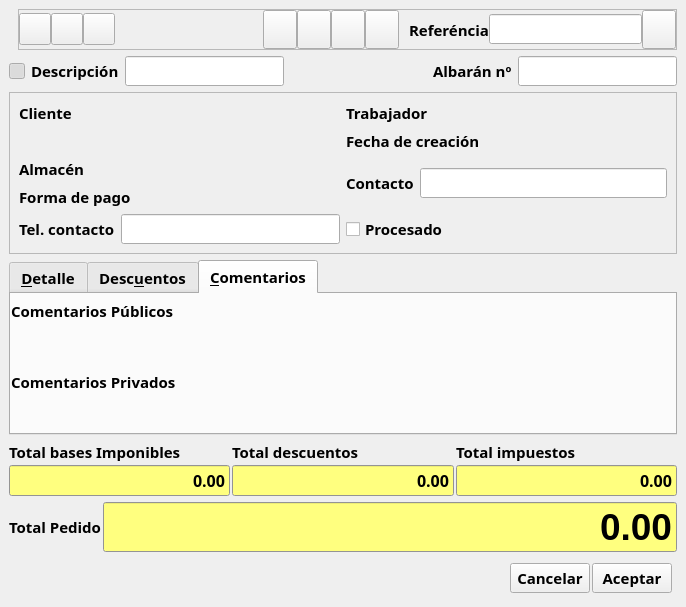
Qt form bulmages/bulmafact/src/albaranclientebase.ui (eboladev/Bulmages-1) before a commit.
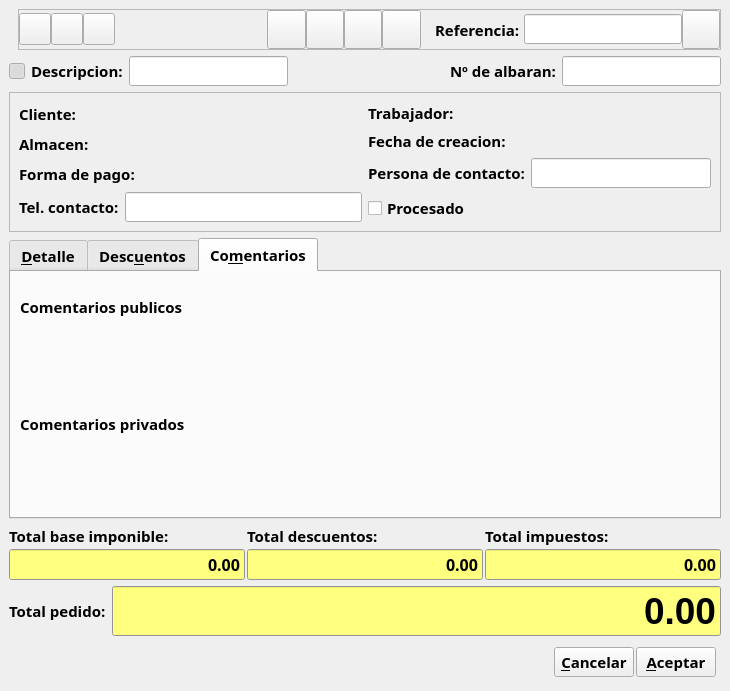
The same form after that commit. The open tabs and pages were chosen to show the change. Icons and pictures are not drawn. Custom widgets are drawn as their Qt base class.

Diff of the .ui file:
```diff
--- a/bulmages/bulmafact/src/albaranclientebase.ui
+++ b/bulmages/bulmafact/src/albaranclientebase.ui
@@ -8,8 +8,8 @@
    <rect>
     <x>0</x>
     <y>0</y>
-    <width>686</width>
-    <height>607</height>
+    <width>730</width>
+    <height>691</height>
    </rect>
   </property>
   <property name="font" >
@@ -94,10 +94,10 @@
            </size>
           </property>
           <property name="toolTip" >
-           <string>Imprimir</string>
+           <string>Guardar</string>
           </property>
           <property name="whatsThis" >
-           <string>Imprimir</string>
+           <string>Guardar</string>
           </property>
           <property name="text" >
            <string/>
@@ -122,10 +122,10 @@
            </size>
           </property>
           <property name="toolTip" >
-           <string>Guardar</string>
+           <string>Borrar</string>
           </property>
           <property name="whatsThis" >
-           <string>Guardar</string>
+           <string>Borrar</string>
           </property>
           <property name="text" >
            <string/>
@@ -150,10 +150,10 @@
            </size>
           </property>
           <property name="toolTip" >
-           <string>Borrar</string>
+           <string>Imprimir</string>
           </property>
           <property name="whatsThis" >
-           <string>Borrar</string>
+           <string>Imprimir</string>
           </property>
           <property name="text" >
            <string/>
@@ -194,10 +194,10 @@
            </size>
           </property>
           <property name="toolTip" >
-           <string>Ver Pedido</string>
+           <string>Ver pedido cliente</string>
           </property>
           <property name="whatsThis" >
-           <string>Ver Pedido</string>
+           <string>Ver pedido cliente</string>
           </property>
           <property name="text" >
            <string/>
@@ -222,10 +222,10 @@
            </size>
           </property>
           <property name="toolTip" >
-           <string>Pasar a Factura</string>
+           <string>Pasar a factura</string>
           </property>
           <property name="whatsThis" >
-           <string>Pasar a Factura</string>
+           <string>Pasar a factura</string>
           </property>
           <property name="text" >
            <string/>
@@ -250,10 +250,10 @@
            </size>
           </property>
           <property name="toolTip" >
-           <string>Agregar a Factura</string>
+           <string>Agregar a factura</string>
           </property>
           <property name="whatsThis" >
-           <string>Agregar a Factura</string>
+           <string>Agregar a factura</string>
           </property>
           <property name="text" >
            <string/>
@@ -278,10 +278,10 @@
            </size>
           </property>
           <property name="toolTip" >
-           <string>Agregar a Factura Existente</string>
+           <string>Agregar a factura existente</string>
           </property>
           <property name="whatsThis" >
-           <string>Agregar a Factura Existente</string>
+           <string>Agregar a factura existente</string>
           </property>
           <property name="text" >
            <string/>
@@ -315,8 +315,19 @@
         </item>
         <item>
          <widget class="QLabel" name="textLabel1_2_2_3_4" >
+          <property name="font" >
+           <font>
+            <family>Sans Serif</family>
+            <pointsize>11</pointsize>
+            <weight>75</weight>
+            <italic>false</italic>
+            <bold>true</bold>
+            <underline>false</underline>
+            <strikeout>false</strikeout>
+           </font>
+          </property>
           <property name="text" >
-           <string>Referéncia</string>
+           <string>Referencia: </string>
           </property>
          </widget>
         </item>
@@ -332,10 +343,10 @@
            </size>
           </property>
           <property name="toolTip" >
-           <string>Informe por Referencia</string>
+           <string>Informe por referencia</string>
           </property>
           <property name="whatsThis" >
-           <string>Informe por Referencia</string>
+           <string>Informe por referencia</string>
           </property>
           <property name="text" >
            <string/>
@@ -415,7 +426,7 @@
        <item>
         <widget class="QLabel" name="textLabel1_2_2_3_3" >
          <property name="text" >
-          <string>Descripción</string>
+          <string>Descripcion:</string>
          </property>
         </widget>
        </item>
@@ -451,7 +462,7 @@
        <item>
         <widget class="QLabel" name="textLabel1_2_2_3" >
          <property name="text" >
-          <string>Albarán nº</string>
+          <string>Nº de albaran:</string>
          </property>
         </widget>
        </item>
@@ -473,27 +484,34 @@
    </item>
    <item>
     <widget class="QFrame" name="frame" >
+     <property name="minimumSize" >
+      <size>
+       <width>16</width>
+       <height>16</height>
+      </size>
+     </property>
      <property name="frameShape" >
       <enum>QFrame::StyledPanel</enum>
      </property>
      <property name="frameShadow" >
       <enum>QFrame::Raised</enum>
      </property>
-     <layout class="QGridLayout" >
+     <layout class="QHBoxLayout" >
       <property name="margin" >
        <number>9</number>
       </property>
       <property name="spacing" >
        <number>6</number>
       </property>
-      <item row="4" column="1" >
-       <widget class="QCheckBox" name="m_procesadoalbaran" >
-        <property name="text" >
-         <string>Procesado</string>
+      <item>
+       <layout class="QVBoxLayout" >
+        <property name="margin" >
+         <number>0</number>
         </property>
-       </widget>
-      </item>
-      <item row="3" column="0" >
+        <property name="spacing" >
+         <number>6</number>
+        </property>
+        <item>
        <layout class="QHBoxLayout" >
         <property name="margin" >
          <number>0</number>
@@ -502,18 +520,39 @@
          <number>6</number>
         </property>
         <item>
-         <widget class="QLabel" name="textLabel1_3" >
+           <widget class="QLabel" name="textLabel1" >
+            <property name="sizePolicy" >
+             <sizepolicy>
+              <hsizetype>1</hsizetype>
+              <vsizetype>5</vsizetype>
+              <horstretch>0</horstretch>
+              <verstretch>0</verstretch>
+             </sizepolicy>
+            </property>
           <property name="text" >
-           <string>Forma de pago</string>
+             <string>Cliente:</string>
+            </property>
+            <property name="textFormat" >
+             <enum>Qt::AutoText</enum>
+            </property>
+            <property name="scaledContents" >
+             <bool>false</bool>
           </property>
          </widget>
         </item>
         <item>
-         <widget class="BusquedaFormaPago" name="m_forma_pago" />
+           <widget class="BusquedaCliente" name="m_cliente" >
+            <property name="minimumSize" >
+             <size>
+              <width>250</width>
+              <height>0</height>
+             </size>
+            </property>
+           </widget>
         </item>
        </layout>
       </item>
-      <item row="2" column="0" >
+        <item>
        <layout class="QHBoxLayout" >
         <property name="margin" >
          <number>0</number>
@@ -523,8 +562,11 @@
         </property>
         <item>
          <widget class="QLabel" name="textLabel1_3_2" >
+            <property name="midLineWidth" >
+             <number>0</number>
+            </property>
           <property name="text" >
-           <string>Almacén</string>
+             <string>Almacen:</string>
           </property>
          </widget>
         </item>
@@ -533,7 +575,57 @@
         </item>
        </layout>
       </item>
-      <item row="0" column="1" >
+        <item>
+         <layout class="QHBoxLayout" >
+          <property name="margin" >
+           <number>0</number>
+          </property>
+          <property name="spacing" >
+           <number>6</number>
+          </property>
+          <item>
+           <widget class="QLabel" name="textLabel1_3" >
+            <property name="text" >
+             <string>Forma de pago:</string>
+            </property>
+           </widget>
+          </item>
+          <item>
+           <widget class="BusquedaFormaPago" name="m_forma_pago" />
+          </item>
+         </layout>
+        </item>
+        <item>
+         <layout class="QHBoxLayout" >
+          <property name="margin" >
+           <number>0</number>
+          </property>
+          <property name="spacing" >
+           <number>6</number>
+          </property>
+          <item>
+           <widget class="QLabel" name="textLabel1_2_2_2_2" >
+            <property name="text" >
+             <string>Tel. contacto:</string>
+            </property>
+           </widget>
+          </item>
+          <item>
+           <widget class="QLineEdit" name="m_telalbaran" />
+          </item>
+         </layout>
+        </item>
+       </layout>
+      </item>
+      <item>
+       <layout class="QVBoxLayout" >
+        <property name="margin" >
+         <number>0</number>
+        </property>
+        <property name="spacing" >
+         <number>6</number>
+        </property>
+        <item>
        <layout class="QHBoxLayout" >
         <property name="margin" >
          <number>0</number>
@@ -552,7 +644,7 @@
            </sizepolicy>
           </property>
           <property name="text" >
-           <string>Trabajador</string>
+             <string>Trabajador:</string>
           </property>
          </widget>
         </item>
@@ -561,7 +653,7 @@
         </item>
        </layout>
       </item>
-      <item row="1" column="1" >
+        <item>
        <layout class="QHBoxLayout" >
         <property name="margin" >
          <number>0</number>
@@ -572,7 +664,7 @@
         <item>
          <widget class="QLabel" name="textLabel1_2" >
           <property name="text" >
-           <string>Fecha de creación</string>
+             <string>Fecha de creacion:</string>
           </property>
          </widget>
         </item>
@@ -581,7 +673,7 @@
         </item>
        </layout>
       </item>
-      <item rowspan="2" row="2" column="1" >
+        <item>
        <layout class="QHBoxLayout" >
         <property name="margin" >
          <number>0</number>
@@ -592,7 +684,7 @@
         <item>
          <widget class="QLabel" name="textLabel1_2_2_2" >
           <property name="text" >
-           <string>Contacto</string>
+             <string>Persona de contacto:</string>
           </property>
          </widget>
         </item>
@@ -601,56 +693,10 @@
         </item>
        </layout>
       </item>
-      <item row="4" column="0" >
-       <layout class="QHBoxLayout" >
-        <property name="margin" >
-         <number>0</number>
-        </property>
-        <property name="spacing" >
-         <number>6</number>
-        </property>
         <item>
-         <widget class="QLabel" name="textLabel1_2_2_2_2" >
+         <widget class="QCheckBox" name="m_procesadoalbaran" >
           <property name="text" >
-           <string>Tel. contacto</string>
-          </property>
-         </widget>
-        </item>
-        <item>
-         <widget class="QLineEdit" name="m_telalbaran" />
-        </item>
-       </layout>
-      </item>
-      <item row="0" column="0" >
-       <layout class="QHBoxLayout" >
-        <property name="margin" >
-         <number>0</number>
-        </property>
-        <property name="spacing" >
-         <number>6</number>
-        </property>
-        <item>
-         <widget class="QLabel" name="textLabel1" >
-          <property name="sizePolicy" >
-           <sizepolicy>
-            <hsizetype>1</hsizetype>
-            <vsizetype>5</vsizetype>
-            <horstretch>0</horstretch>
-            <verstretch>0</verstretch>
-           </sizepolicy>
-          </property>
-          <property name="text" >
-           <string>Cliente</string>
-          </property>
-         </widget>
-        </item>
-        <item>
-         <widget class="BusquedaCliente" name="m_cliente" >
-          <property name="minimumSize" >
-           <size>
-            <width>250</width>
-            <height>0</height>
-           </size>
+           <string>Procesado</string>
           </property>
          </widget>
         </item>
@@ -695,14 +741,22 @@
      </widget>
      <widget class="QWidget" name="tab" >
       <attribute name="title" >
-       <string>&amp;Comentarios</string>
+       <string>Co&amp;mentarios</string>
       </attribute>
+      <layout class="QHBoxLayout" >
+       <property name="margin" >
+        <number>9</number>
+       </property>
+       <property name="spacing" >
+        <number>6</number>
+       </property>
+       <item>
       <layout class="QVBoxLayout" >
        <property name="margin" >
         <number>0</number>
        </property>
        <property name="spacing" >
-        <number>2</number>
+          <number>6</number>
        </property>
        <item>
         <layout class="QHBoxLayout" >
@@ -715,7 +769,7 @@
          <item>
           <widget class="QLabel" name="textLabel1_6_2" >
            <property name="text" >
-            <string>Comentarios Públicos</string>
+              <string>Comentarios publicos</string>
            </property>
           </widget>
          </item>
@@ -751,7 +805,7 @@
          <item>
           <widget class="QLabel" name="textLabel1_6" >
            <property name="text" >
-            <string>Comentarios Privados</string>
+              <string>Comentarios privados</string>
            </property>
           </widget>
          </item>
@@ -777,6 +831,8 @@
         <widget class="Q3TextEdit" name="m_comentprivalbaran" />
        </item>
       </layout>
+       </item>
+      </layout>
      </widget>
     </widget>
    </item>
@@ -807,7 +863,7 @@
           </sizepolicy>
          </property>
          <property name="text" >
-          <string>Total bases Imponibles</string>
+          <string>Total base imponible:</string>
          </property>
         </widget>
        </item>
@@ -1118,7 +1174,7 @@
           </sizepolicy>
          </property>
          <property name="text" >
-          <string>Total descuentos</string>
+          <string>Total descuentos:</string>
          </property>
         </widget>
        </item>
@@ -1429,7 +1485,7 @@
           </sizepolicy>
          </property>
          <property name="text" >
-          <string>Total impuestos</string>
+          <string>Total impuestos:</string>
          </property>
         </widget>
        </item>
@@ -1742,7 +1798,7 @@
         </sizepolicy>
        </property>
        <property name="text" >
-        <string>Total Pedido</string>
+        <string>Total pedido: </string>
        </property>
       </widget>
      </item>
@@ -2061,14 +2117,14 @@
      <item>
       <widget class="QPushButton" name="mui_cancelar" >
        <property name="text" >
-        <string>Cancelar</string>
+        <string>&amp;Cancelar</string>
        </property>
       </widget>
      </item>
      <item>
       <widget class="QPushButton" name="mui_aceptar" >
        <property name="text" >
-        <string>Aceptar</string>
+        <string>&amp;Aceptar</string>
        </property>
       </widget>
      </item>
@@ -2079,6 +2135,27 @@
  <layoutdefault spacing="2" margin="2" />
  <pixmapfunction></pixmapfunction>
  <customwidgets>
+  <customwidget>
+   <class>BusquedaCliente</class>
+   <extends></extends>
+   <header>busquedacliente.h</header>
+   <container>0</container>
+   <pixmap></pixmap>
+  </customwidget>
+  <customwidget>
+   <class>BusquedaAlmacen</class>
+   <extends></extends>
+   <header>busquedaalmacen.h</header>
+   <container>0</container>
+   <pixmap></pixmap>
+  </customwidget>
+  <customwidget>
+   <class>BusquedaTrabajador</class>
+   <extends></extends>
+   <header>busquedatrabajador.h</header>
+   <container>0</container>
+   <pixmap></pixmap>
+  </customwidget>
   <customwidget>
    <class>ListLinAlbaranClienteView</class>
    <extends></extends>
@@ -2100,20 +2177,6 @@
    <container>0</container>
    <pixmap></pixmap>
   </customwidget>
-  <customwidget>
-   <class>BusquedaFecha</class>
-   <extends></extends>
-   <header>../../../bulmalib/busquedafecha.h</header>
-   <container>0</container>
-   <pixmap></pixmap>
-  </customwidget>
-  <customwidget>
-   <class>BusquedaCliente</class>
-   <extends></extends>
-   <header>busquedacliente.h</header>
-   <container>0</container>
-   <pixmap></pixmap>
-  </customwidget>
   <customwidget>
    <class>Q3TextEdit</class>
    <extends></extends>
@@ -2122,16 +2185,9 @@
    <pixmap></pixmap>
   </customwidget>
   <customwidget>
-   <class>BusquedaAlmacen</class>
+   <class>BusquedaFecha</class>
    <extends></extends>
-   <header>busquedaalmacen.h</header>
-   <container>0</container>
-   <pixmap></pixmap>
-  </customwidget>
-  <customwidget>
-   <class>BusquedaTrabajador</class>
-   <extends></extends>
-   <header>busquedatrabajador.h</header>
+   <header>../../../bulmalib/busquedafecha.h</header>
    <container>0</container>
    <pixmap></pixmap>
   </customwidget>
@@ -2140,22 +2196,6 @@
   <include location="../../bulmages-recursos-graficos.qrc" />
  </resources>
  <connections>
-  <connection>
-   <sender>mui_detalles</sender>
-   <signal>toggled(bool)</signal>
-   <receiver>frame</receiver>
-   <slot>setShown(bool)</slot>
-   <hints>
-    <hint type="sourcelabel" >
-     <x>16</x>
-     <y>61</y>
-    </hint>
-    <hint type="destinationlabel" >
-     <x>85</x>
-     <y>125</y>
-    </hint>
-   </hints>
-  </connection>
   <connection>
    <sender>mui_cancelar</sender>
    <signal>clicked()</signal>
```
Lines whose indentation alone changed are shown as unchanged.
